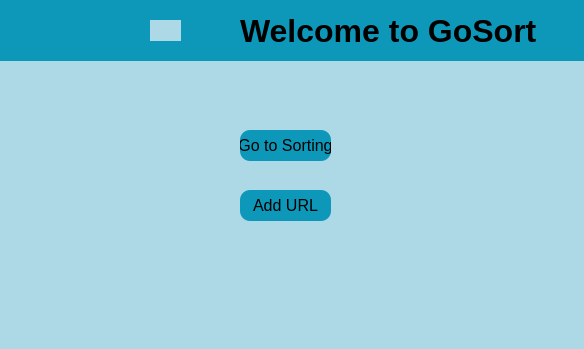
Old version of the form UIfiles/Homepage.ui in the repository Hannanm10/Data-Sorting-Scrapping-Project.
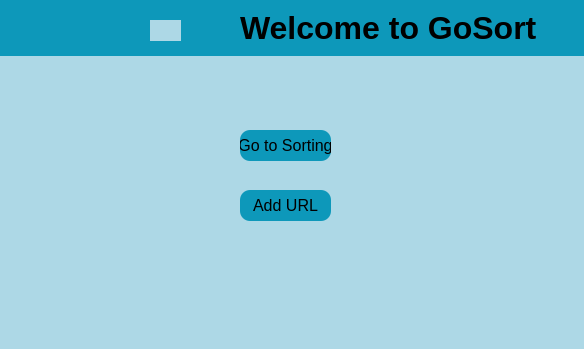
New version of the form. Icons and pictures are not drawn.

The edit to the form file:
```diff
--- a/UIfiles/Homepage.ui
+++ b/UIfiles/Homepage.ui
@@ -31,8 +31,14 @@
       <x>0</x>
       <y>0</y>
       <width>591</width>
+      <height>56</height>
+     </rect>
+    </property>
+    <property name="maximumSize">
+     <size>
+      <width>591</width>
       <height>61</height>
-     </rect>
+     </size>
     </property>
     <property name="font">
      <font>
```
Left out of the diff: 6 changed lines with no effect on the pictures.
